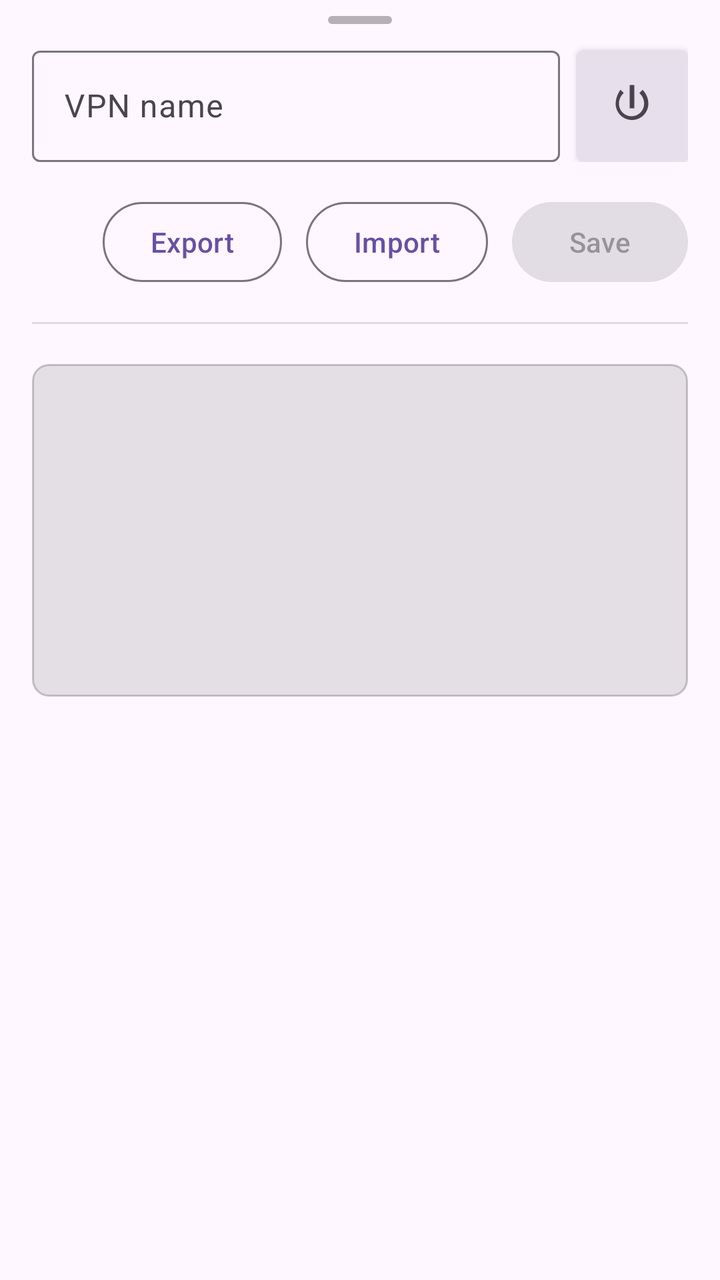
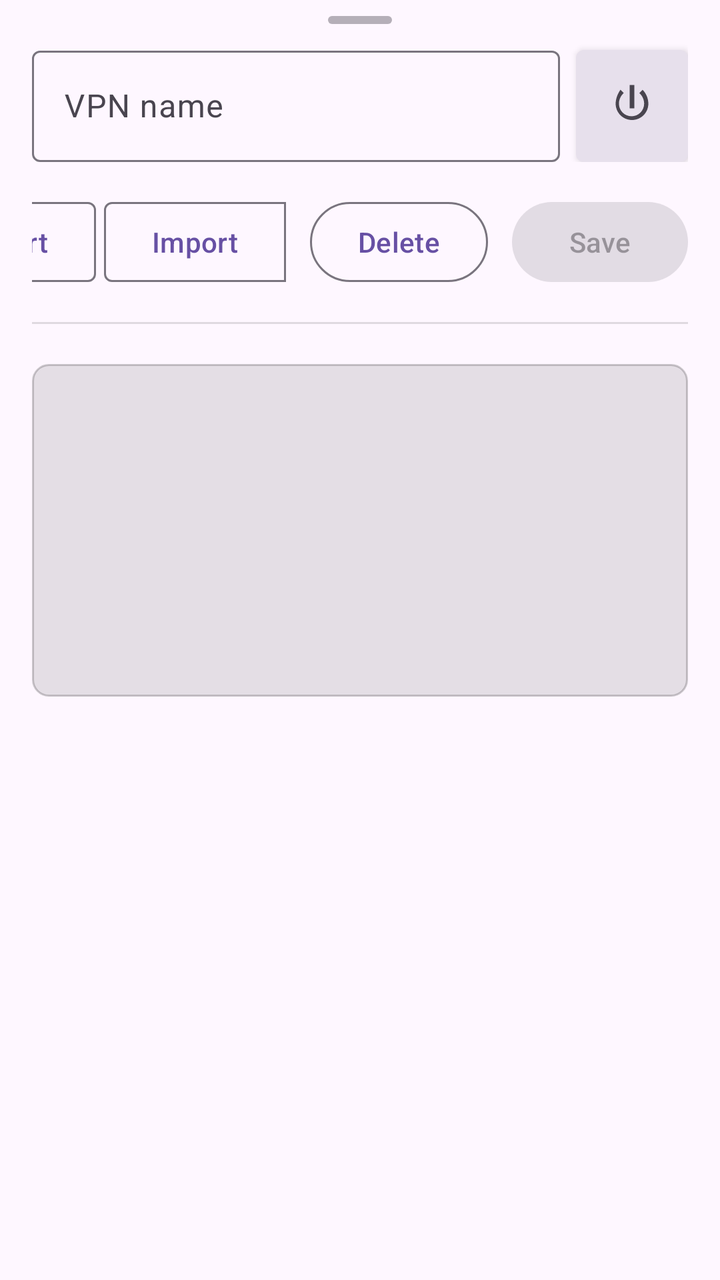

Before-and-after screenshots of an Android layout around one commit, followed by the original layout XML and the change that was made.
<!-- AndroidManifest.xml: application theme Theme.Kqt -->
<!-- res/layout/sheet_edit_vpn.xml -->
<?xml version="1.0" encoding="utf-8"?>
<androidx.core.widget.NestedScrollView xmlns:android="http://schemas.android.com/apk/res/android"
    xmlns:app="http://schemas.android.com/apk/res-auto"
    android:layout_width="match_parent"
    android:layout_height="match_parent"
    android:fillViewport="true">

    <LinearLayout
        android:layout_width="match_parent"
        android:layout_height="wrap_content"
        android:orientation="vertical">

        
        <View
            android:id="@+id/dragHandle"
            android:layout_width="32dp"
            android:layout_height="4dp"
            android:layout_gravity="center_horizontal"
            android:layout_marginTop="8dp"
            android:layout_marginBottom="8dp"
            android:alpha="0.4"
            android:background="@drawable/bottom_sheet_handle" />

        <LinearLayout
            android:layout_width="match_parent"
            android:layout_height="wrap_content"
            android:orientation="vertical"
            android:paddingStart="16dp"
            android:paddingEnd="16dp"
            android:paddingBottom="16dp">

            <LinearLayout
                android:layout_width="match_parent"
                android:layout_height="wrap_content"
                android:orientation="horizontal">

            <com.google.android.material.textfield.TextInputLayout
                style="@style/Widget.Material3.TextInputLayout.OutlinedBox"
                android:layout_width="0dp"
                android:layout_height="wrap_content"
                android:layout_gravity="center_vertical"
                android:layout_weight="1"
                android:minHeight="@dimen/vpn_field_height"
                android:hint="@string/vpn_name"
                app:boxCornerRadiusBottomEnd="@dimen/vpn_field_corner"
                app:boxCornerRadiusBottomStart="@dimen/vpn_field_corner"
                app:boxCornerRadiusTopEnd="@dimen/vpn_field_corner"
                app:boxCornerRadiusTopStart="@dimen/vpn_field_corner">

                <com.google.android.material.textfield.TextInputEditText
                    android:id="@+id/nameInput"
                    android:layout_width="match_parent"
                    android:layout_height="match_parent"
                    android:gravity="center_vertical" />
            </com.google.android.material.textfield.TextInputLayout>

            <com.google.android.material.button.MaterialButton
                android:id="@+id/toggleIconButton"
                style="@style/Widget.Material3.Button.IconButton"
                android:layout_width="@dimen/vpn_field_height"
                android:layout_height="@dimen/vpn_field_height"
                android:layout_marginStart="8dp"
                android:layout_gravity="bottom"
                android:checkable="true"
                android:contentDescription="@string/toggle_vpn"
                android:elevation="@dimen/vpn_icon_button_elevation"
                android:insetLeft="0dp"
                android:insetTop="0dp"
                android:insetRight="0dp"
                android:insetBottom="0dp"
                android:padding="0dp"
                app:backgroundTint="@color/tint_toggle_background"
                app:cornerRadius="@dimen/vpn_field_corner"
                app:icon="@drawable/ic_power"
                app:iconGravity="textTop"
                app:iconPadding="0dp"
                app:iconSize="28dp"
                app:iconTint="@color/tint_toggle_icon" />
        </LinearLayout>

        <LinearLayout
            android:layout_width="match_parent"
            android:layout_height="wrap_content"
            android:layout_marginTop="16dp"
            android:gravity="end"
            android:orientation="horizontal">

            <com.google.android.material.button.MaterialButton
                android:id="@+id/exportButton"
                style="@style/Widget.Material3.Button.OutlinedButton"
                android:layout_width="wrap_content"
                android:layout_height="wrap_content"
                android:text="@string/export_cfg" />

            <com.google.android.material.button.MaterialButton
                android:id="@+id/importButton"
                style="@style/Widget.Material3.Button.OutlinedButton"
                android:layout_width="wrap_content"
                android:layout_height="wrap_content"
                android:layout_marginStart="12dp"
                android:text="@string/import_cfg" />

            <com.google.android.material.button.MaterialButton
                android:id="@+id/saveButton"
                android:layout_width="wrap_content"
                android:layout_height="wrap_content"
                android:layout_marginStart="12dp"
                android:enabled="false"
                android:text="@string/save" />
        </LinearLayout>

        
        <View
            android:layout_width="match_parent"
            android:layout_height="1dp"
            android:layout_marginTop="16dp"
            android:layout_marginBottom="12dp"
            android:background="?android:attr/listDivider" />

        <HorizontalScrollView
            android:layout_width="match_parent"
            android:layout_height="wrap_content"
            android:layout_marginTop="8dp"
            android:scrollbars="horizontal"
            android:fillViewport="true">

            <TextView
                android:id="@+id/configText"
                android:layout_width="match_parent"
                android:layout_height="wrap_content"
                android:minLines="10"
                android:padding="12dp"
                android:background="@drawable/config_text_background"
                android:fontFamily="monospace"
                android:textIsSelectable="true"
                android:textSize="12sp"
                android:gravity="top|start" />
        </HorizontalScrollView>
        </LinearLayout>
    </LinearLayout>
</androidx.core.widget.NestedScrollView>
<!-- resources referenced by this layout -->
<resources>
  <dimen name="vpn_field_corner">4dp</dimen>
  <dimen name="vpn_field_height">56dp</dimen>
  <dimen name="vpn_icon_button_elevation">2dp</dimen>
  <!-- drawable bottom_sheet_handle (drawable) -->
  <?xml version="1.0" encoding="utf-8"?>
  <shape xmlns:android="http://schemas.android.com/apk/res/android"
      android:shape="rectangle">
      <solid android:color="?attr/colorOnSurfaceVariant" />
      <corners android:radius="2dp" />
  </shape>
  <!-- drawable config_text_background (drawable) -->
  <?xml version="1.0" encoding="utf-8"?>
  <shape xmlns:android="http://schemas.android.com/apk/res/android"
      android:shape="rectangle">
      <solid android:color="#1A000000" />
      <corners android:radius="8dp" />
      <stroke
          android:width="1dp"
          android:color="#33000000" />
  </shape>
  <!-- drawable ic_power (drawable) -->
  <?xml version="1.0" encoding="utf-8"?>
  <vector xmlns:android="http://schemas.android.com/apk/res/android"
      android:width="24dp"
      android:height="24dp"
      android:viewportWidth="24"
      android:viewportHeight="24">
      <path
          android:fillColor="#FF000000"
          android:pathData="M11,3h2v10h-2zM7.05,5.05l1.41,1.41C7.17,7.61 6.4,9.25 6.4,11c0,2.98 2.42,5.4 5.4,5.4s5.4,-2.42 5.4,-5.4c0,-1.75 -0.77,-3.39 -2.06,-4.54l1.41,-1.41C18.04,6.56 19,8.74 19,11c0,3.87 -3.13,7 -7,7s-7,-3.13 -7,-7c0,-2.26 0.96,-4.44 2.05,-5.95z" />
  </vector>
  <string name="export_cfg">Export</string>
  <string name="import_cfg">Import</string>
  <string name="save">Save</string>
  <string name="toggle_vpn">Toggle VPN</string>
  <string name="vpn_name">VPN name</string>
  <style name="Theme.Kqt" parent="Theme.Material3.DayNight.NoActionBar">
  
      </style>
</resources>

<!-- the commit's change to res/layout/sheet_edit_vpn.xml (unified diff, before → after) -->
@@ -78,36 +78,55 @@
                 app:iconTint="@color/tint_toggle_icon" />
         </LinearLayout>
 
-        <LinearLayout
+        
+        <HorizontalScrollView
             android:layout_width="match_parent"
             android:layout_height="wrap_content"
             android:layout_marginTop="16dp"
-            android:gravity="end"
-            android:orientation="horizontal">
+            android:scrollbars="none"
+            android:layoutDirection="rtl">
 
-            <com.google.android.material.button.MaterialButton
-                android:id="@+id/exportButton"
-                style="@style/Widget.Material3.Button.OutlinedButton"
+            <LinearLayout
                 android:layout_width="wrap_content"
                 android:layout_height="wrap_content"
-                android:text="@string/export_cfg" />
+                android:orientation="horizontal"
+                android:layoutDirection="ltr">
 
-            <com.google.android.material.button.MaterialButton
-                android:id="@+id/importButton"
-                style="@style/Widget.Material3.Button.OutlinedButton"
-                android:layout_width="wrap_content"
-                android:layout_height="wrap_content"
-                android:layout_marginStart="12dp"
-                android:text="@string/import_cfg" />
+                <com.google.android.material.button.MaterialButton
+                    android:id="@+id/exportButton"
+                    style="@style/Widget.Material3.Button.OutlinedButton"
+                    android:layout_width="wrap_content"
+                    android:layout_height="wrap_content"
+                    android:text="@string/export_cfg"
+                    app:shapeAppearance="@style/ShapeAppearance.Material3.Corner.Left" />
 
-            <com.google.android.material.button.MaterialButton
-                android:id="@+id/saveButton"
-                android:layout_width="wrap_content"
-                android:layout_height="wrap_content"
-                android:layout_marginStart="12dp"
-                android:enabled="false"
-                android:text="@string/save" />
-        </LinearLayout>
+                <com.google.android.material.button.MaterialButton
+                    android:id="@+id/importButton"
+                    style="@style/Widget.Material3.Button.OutlinedButton"
+                    android:layout_width="wrap_content"
+                    android:layout_height="wrap_content"
+                    android:layout_marginStart="4dp"
+                    android:text="@string/import_cfg"
+                    app:shapeAppearance="@style/ShapeAppearance.Material3.Corner.Right" />
+
+                <com.google.android.material.button.MaterialButton
+                    android:id="@+id/deleteButton"
+                    style="@style/Widget.Material3.Button.OutlinedButton"
+                    android:layout_width="wrap_content"
+                    android:layout_height="wrap_content"
+                    android:layout_marginStart="12dp"
+                    android:text="@string/delete" />
+
+                <com.google.android.material.button.MaterialButton
+                    android:id="@+id/saveButton"
+                    style="@style/Widget.Material3.Button"
+                    android:layout_width="wrap_content"
+                    android:layout_height="wrap_content"
+                    android:layout_marginStart="12dp"
+                    android:enabled="false"
+                    android:text="@string/save" />
+            </LinearLayout>
+        </HorizontalScrollView>
 
         
         <View
<!-- resource entries referenced after the edit -->
@@ -31,11 +31,22 @@
           android:fillColor="#FF000000"
           android:pathData="M11,3h2v10h-2zM7.05,5.05l1.41,1.41C7.17,7.61 6.4,9.25 6.4,11c0,2.98 2.42,5.4 5.4,5.4s5.4,-2.42 5.4,-5.4c0,-1.75 -0.77,-3.39 -2.06,-4.54l1.41,-1.41C18.04,6.56 19,8.74 19,11c0,3.87 -3.13,7 -7,7s-7,-3.13 -7,-7c0,-2.26 0.96,-4.44 2.05,-5.95z" />
   </vector>
+  <string name="delete">Delete</string>
   <string name="export_cfg">Export</string>
   <string name="import_cfg">Import</string>
   <string name="save">Save</string>
   <string name="toggle_vpn">Toggle VPN</string>
   <string name="vpn_name">VPN name</string>
+  <style name="ShapeAppearance.Material3.Corner.Left" parent="@style/ShapeAppearance.M3.Comp.Button.Small.Container.Shape.Round">
+          <item name="cornerFamily">rounded</item>
+          <item name="cornerSizeTopRight">4dp</item>
+          <item name="cornerSizeBottomRight">4dp</item>
+      </style>
+  <style name="ShapeAppearance.Material3.Corner.Right" parent="@style/ShapeAppearance.M3.Comp.Button.Small.Container.Shape.Round">
+          <item name="cornerFamily">rounded</item>
+          <item name="cornerSizeTopLeft">4dp</item>
+          <item name="cornerSizeBottomLeft">4dp</item>
+      </style>
   <style name="Theme.Kqt" parent="Theme.Material3.DayNight.NoActionBar">
   
       </style>
